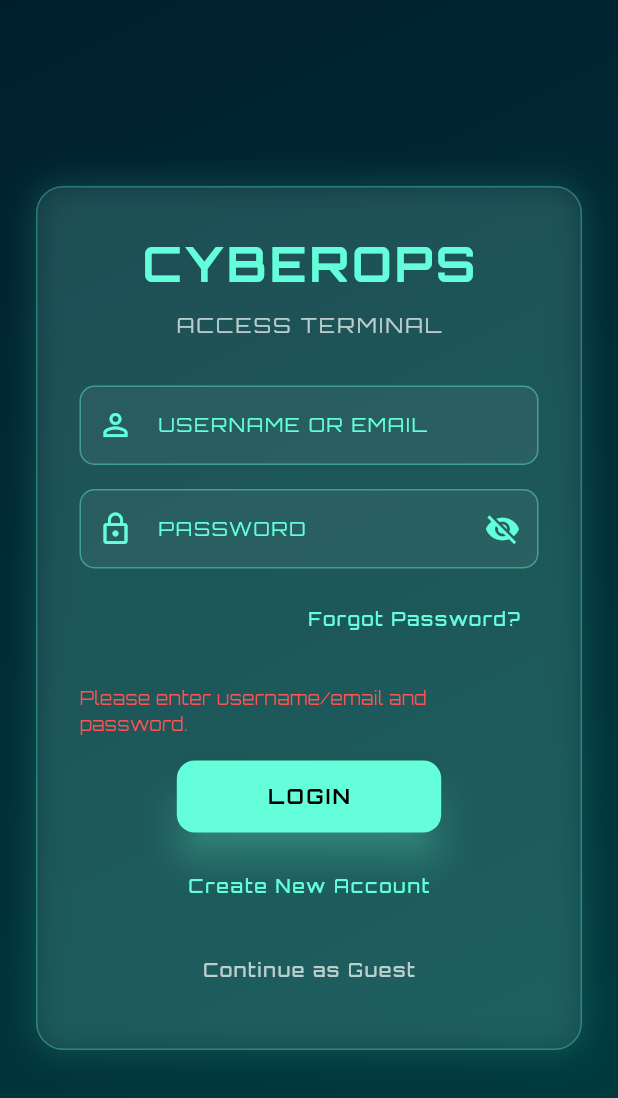
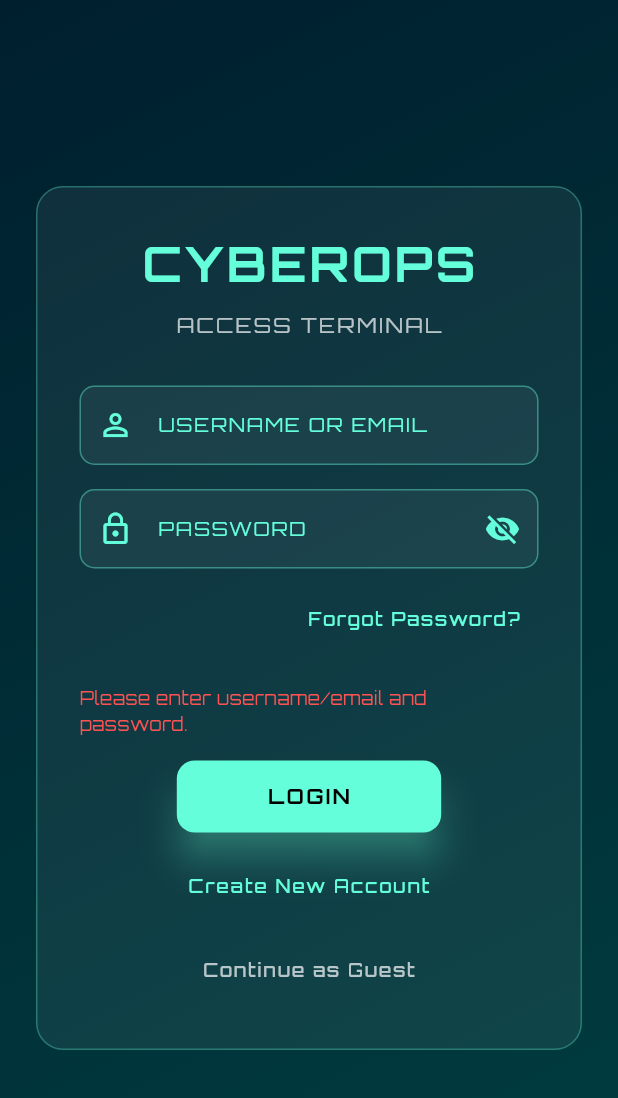
Before and after one commit to Idjoit/CyberOps_Final, a Flutter app: the screen it shows after launch, after a tap on "LOGIN", on a phone screen of 412 x 824 dp. Shown: the top 1098 px of the screen. Run offline on Flutter 3.47's test engine with Material 3 defaults, Android fonts, the phone set to English and light mode, and no system bars; our stand-ins replace cloud_firestore, firebase_auth, firebase_core, google_fonts, sqflite; accounts and stored records are empty.

Commit message:
Update login_screen.dart
Polishing

```diff
--- a/lib/screens/login_screen.dart
+++ b/lib/screens/login_screen.dart
@@ -8,6 +8,21 @@ import 'package:cyberops/screens/forgot_password_screen.dart';
 import 'package:firebase_auth/firebase_auth.dart';
 import 'package:cloud_firestore/cloud_firestore.dart';
 
+/// LoginScreen
+/// ------------------------------------------------------------
+/// Handles both user login and registration using Firebase Auth
+/// and stores user data in Firestore.
+///
+/// Features:
+/// - Login & Register toggle mode
+/// - Email + username login support
+/// - Firebase Authentication integration
+/// - Firestore user profile creation
+/// - Email verification enforcement
+/// - Guest mode login
+/// - Forgot password navigation
+/// - Input validation (email + strong password rules)
+/// - Animated UI (fade-in effect)
 class LoginScreen extends StatefulWidget {
   const LoginScreen({super.key});
 
@@ -17,32 +32,49 @@ class LoginScreen extends StatefulWidget {
 
 class _LoginScreenState extends State<LoginScreen>
     with SingleTickerProviderStateMixin {
+
+  /// Input controllers for form fields
   final TextEditingController _usernameController = TextEditingController();
   final TextEditingController _emailController = TextEditingController();
   final TextEditingController _passwordController = TextEditingController();
   final TextEditingController _confirmPasswordController =
       TextEditingController();
 
+  /// Loading state for async auth operations
   bool _loading = false;
+
+  /// Toggle between login and register mode
   bool _isLoginMode = true;
+
+  /// Error or status message display
   String? _errorText;
 
+  /// Animation controller for fade-in effect
   late AnimationController _controller;
+
+  /// Fade animation
   late Animation<double> _fadeAnim;
 
   @override
   void initState() {
     super.initState();
+
+    // Initialize fade animation
     _controller = AnimationController(
       vsync: this,
       duration: const Duration(milliseconds: 1200),
     );
-    _fadeAnim = CurvedAnimation(parent: _controller, curve: Curves.easeOutExpo);
+
+    _fadeAnim =
+        CurvedAnimation(parent: _controller, curve: Curves.easeOutExpo);
+
+    // Start animation on load
     _controller.forward();
   }
 
   @override
   void dispose() {
+    // Clean up controllers to prevent memory leaks
     _controller.dispose();
     _usernameController.dispose();
     _emailController.dispose();
@@ -51,6 +83,14 @@ class _LoginScreenState extends State<LoginScreen>
     super.dispose();
   }
 
+  /// ------------------------------------------------------------
+  /// Validates login/register inputs
+  ///
+  /// Rules:
+  /// - Required fields must not be empty
+  /// - Email must be valid format
+  /// - Password must be strong (uppercase, lowercase, number, symbol)
+  /// - Password confirmation must match (register only)
   String? _validateInputs({
     required bool isRegister,
     required String username,
@@ -59,6 +99,7 @@ class _LoginScreenState extends State<LoginScreen>
     String? confirmPassword,
   }) {
     final emailRegex = RegExp(r'^[^@]+@[^@]+\.[^@]+$');
+
     final strongPassword = RegExp(
       r'^(?=.*[A-Z])(?=.*[a-z])(?=.*\d)(?=.*[@$!%*?&])[A-Za-z\d@$!%*?&]{8,}$',
     );
@@ -81,9 +122,25 @@ class _LoginScreenState extends State<LoginScreen>
         return "Please enter username/email and password.";
       }
     }
+
     return null;
   }
 
+  /// ------------------------------------------------------------
+  /// Handles login and registration logic
+  ///
+  /// LOGIN FLOW:
+  /// - Accept username or email
+  /// - If username, fetch email from Firestore
+  /// - Authenticate using FirebaseAuth
+  /// - Check email verification
+  /// - Ensure Firestore user document exists
+  ///
+  /// REGISTER FLOW:
+  /// - Create FirebaseAuth user
+  /// - Save user profile in Firestore
+  /// - Send email verification
+  /// - Switch back to login mode
   Future<void> _submit() async {
     setState(() {
       _loading = true;
@@ -113,9 +170,13 @@ class _LoginScreenState extends State<LoginScreen>
 
     try {
       if (_isLoginMode) {
-        // 🔹 LOGIN
+        // ==============================
+        // 🔹 LOGIN PROCESS
+        // ==============================
+
         String? emailToUse = email;
 
+        // If username is used instead of email, fetch from Firestore
         if (!username.contains("@")) {
           final userQuery = await FirebaseFirestore.instance
               .collection('users')
@@ -136,11 +197,16 @@ class _LoginScreenState extends State<LoginScreen>
           emailToUse = username;
         }
 
+        // Firebase login
         final credential = await FirebaseAuth.instance
-            .signInWithEmailAndPassword(email: emailToUse!, password: password);
+            .signInWithEmailAndPassword(
+              email: emailToUse!,
+              password: password,
+            );
 
         final user = credential.user!;
 
+        // Email verification check
         if (!user.emailVerified) {
           setState(() {
             _errorText = "Please verify your email before logging in.";
@@ -151,9 +217,10 @@ class _LoginScreenState extends State<LoginScreen>
           return;
         }
 
-        // ✅ Ensure Firestore doc exists for this Auth user
+        // Ensure Firestore user profile exists
         final userRef =
             FirebaseFirestore.instance.collection('users').doc(user.uid);
+
         final snapshot = await userRef.get();
 
         if (!snapshot.exists) {
@@ -165,13 +232,11 @@ class _LoginScreenState extends State<LoginScreen>
             'role': 'user',
             'created_at': FieldValue.serverTimestamp(),
           });
-          debugPrint("🆕 Created Firestore user for ${user.uid}");
-        } else {
-          debugPrint("✅ Existing Firestore user found for ${user.uid}");
         }
 
         if (!mounted) return;
 
+        // Navigate to dashboard after login
         Navigator.pushReplacement(
           context,
           MaterialPageRoute(
@@ -182,19 +247,27 @@ class _LoginScreenState extends State<LoginScreen>
           ),
         );
       } else {
-        // 🔹 REGISTER
+        // ==============================
+        // 🔹 REGISTER PROCESS
+        // ==============================
+
         final credential = await FirebaseAuth.instance
-            .createUserWithEmailAndPassword(email: email, password: password);
+            .createUserWithEmailAndPassword(
+              email: email,
+              password: password,
+            );
 
         final uid = credential.user!.uid;
 
+        // Create Firestore user profile
         await FirebaseFirestore.instance.collection('users').doc(uid).set({
           'username': username,
           'email': email,
-          'role': 'user', // default
+          'role': 'user',
           'created_at': FieldValue.serverTimestamp(),
         });
 
+        // Send verification email
         await credential.user!.sendEmailVerification();
 
         setState(() {
@@ -204,18 +277,23 @@ class _LoginScreenState extends State<LoginScreen>
         });
       }
     } on FirebaseAuthException catch (e) {
+      // Firebase auth error handling
       String msg = "Authentication error.";
       if (e.code == 'user-not-found') msg = "No account found.";
       if (e.code == 'wrong-password') msg = "Incorrect password.";
-      if (e.code == 'email-already-in-use') msg = "Email already registered.";
+      if (e.code == 'email-already-in-use') {
+        msg = "Email already registered.";
+      }
       setState(() => _errorText = msg);
     } catch (e) {
+      // Unexpected error fallback
       setState(() => _errorText = "Unexpected error: $e");
     } finally {
       setState(() => _loading = false);
     }
   }
 
+  /// Guest login (bypasses authentication)
   Future<void> _continueAsGuest() async {
     Navigator.pushReplacement(
       context,
@@ -228,6 +306,7 @@ class _LoginScreenState extends State<LoginScreen>
     );
   }
 
+  /// Opens forgot password screen
   void _openForgotPassword() {
     Navigator.push(
       context,
@@ -240,8 +319,11 @@ class _LoginScreenState extends State<LoginScreen>
     return Scaffold(
       extendBodyBehindAppBar: true,
       backgroundColor: Colors.black,
+
+      // Fade-in animation wrapper
       body: FadeTransition(
         opacity: _fadeAnim,
+
         child: Container(
           decoration: const BoxDecoration(
             gradient: LinearGradient(
@@ -250,36 +332,41 @@ class _LoginScreenState extends State<LoginScreen>
               end: Alignment.bottomRight,
             ),
           ),
+
           child: Center(
             child: SingleChildScrollView(
-              padding: const EdgeInsets.symmetric(horizontal: 24, vertical: 32),
+              padding: const EdgeInsets.symmetric(
+                horizontal: 24,
+                vertical: 32,
+              ),
+
               child: Container(
                 padding: const EdgeInsets.all(28),
                 decoration: BoxDecoration(
                   color: Colors.white.withOpacity(0.06),
                   borderRadius: BorderRadius.circular(18),
-                  border: Border.all(color: Colors.tealAccent.withOpacity(0.3)),
-                  boxShadow: [
-                    BoxShadow(
-                      color: Colors.tealAccent.withOpacity(0.15),
-                      blurRadius: 18,
-                      spreadRadius: 2,
-                    ),
-                  ],
+                  border: Border.all(
+                    color: Colors.tealAccent.withOpacity(0.3),
+                  ),
                 ),
+
                 child: Column(
                   mainAxisSize: MainAxisSize.min,
                   children: [
                     LoginHeader(isLoginMode: _isLoginMode),
                     const SizedBox(height: 30),
+
                     LoginFields(
                       usernameController: _usernameController,
                       emailController: _emailController,
                       passwordController: _passwordController,
-                      confirmPasswordController: _confirmPasswordController,
+                      confirmPasswordController:
+                          _confirmPasswordController,
                       isLoginMode: _isLoginMode,
                     ),
+
                     const SizedBox(height: 10),
+
                     if (_isLoginMode)
                       Align(
                         alignment: Alignment.centerRight,
@@ -295,7 +382,9 @@ class _LoginScreenState extends State<LoginScreen>
                           ),
                         ),
                       ),
+
                     const SizedBox(height: 20),
+
                     LoginButtons(
                       isLoginMode: _isLoginMode,
                       loading: _loading,
```
